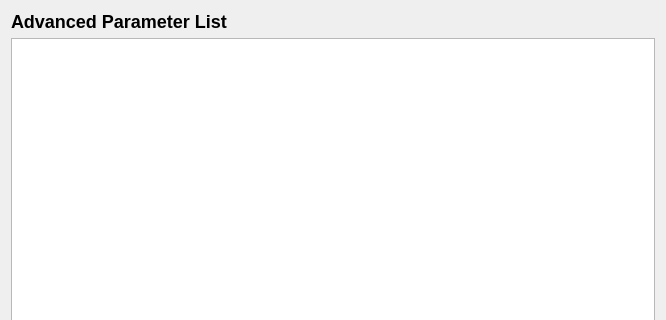
Before: the Qt Designer form src/ui/configuration/AdvParameterList.ui in mavlink/qgroundcontrol, drawn with Qt 5; both pictures show x 0 to 666 and y 0 to 320 of the 666 by 497 pixel window.
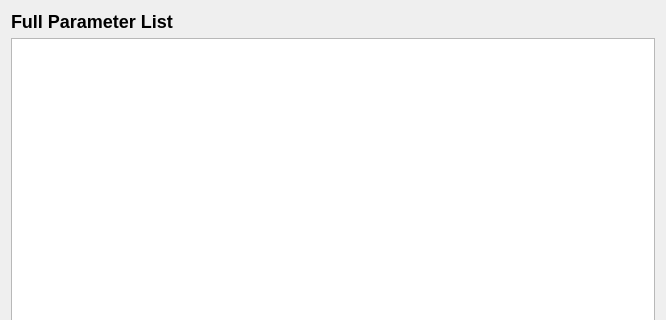
After: the same form once the commit is applied.

Commit message: Changed name in UI from Adv Parameter List to Full Parameter List

Patch:
```diff
--- a/src/ui/configuration/AdvParameterList.ui
+++ b/src/ui/configuration/AdvParameterList.ui
@@ -17,7 +17,7 @@
    <item>
     <widget class="QLabel" name="label">
      <property name="text">
-      <string>&lt;h2&gt;Advanced Parameter List&lt;/h2&gt;</string>
+      <string>&lt;h2&gt;Full Parameter List&lt;/h2&gt;</string>
      </property>
     </widget>
    </item>
```
